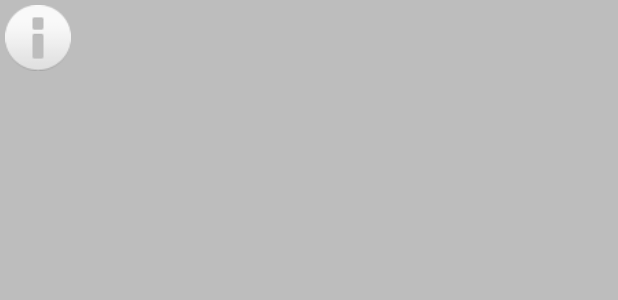
After one commit to JMFord99/DailyJournal, an Android app: the layout notification.xml on its own in the app's theme, with its tools: preview values and no code run, on a phone screen of 412 x 824 dp. The commit adds this screen. Shown: the top 300 px of the screen. Run offline under Robolectric (Android 15) with nearby library versions, the phone set to English and light mode, and no system bars.

Commit message:
Added Notifications for journal

```diff
--- a/Project/app/src/main/AndroidManifest.xml
+++ b/Project/app/src/main/AndroidManifest.xml
@@ -25,6 +25,7 @@
             </intent-filter>
         </activity>
 
+        <receiver android:process=":remote" android:name=".DailyReminder" />
 
     </application>
 
--- /dev/null
+++ b/Project/app/src/main/res/layout/notification.xml
@@ -0,0 +1,25 @@
+<?xml version="1.0" encoding="utf-8"?>
+<androidx.constraintlayout.widget.ConstraintLayout
+    xmlns:android="http://schemas.android.com/apk/res/android"
+    android:id="@+id/toast_layout_root"
+    android:layout_width="match_parent"
+    android:layout_height="match_parent"
+    android:background="#7777"
+    android:padding="3dp">
+
+    <ImageView
+        android:id="@+id/image"
+        android:layout_width="44dp"
+        android:layout_height="44dp"
+        android:layout_marginEnd="10dp"
+        android:contentDescription="@string/alert_string"
+        android:src="@android:drawable/ic_dialog_info" />
+
+    <TextView
+        android:id="@+id/text"
+        android:layout_width="match_parent"
+        android:layout_height="wrap_content"
+        android:textColor="#FFF"
+        android:textSize="24sp" />
+
+</androidx.constraintlayout.widget.ConstraintLayout>
--- a/Project/app/src/main/res/values/strings.xml
+++ b/Project/app/src/main/res/values/strings.xml
@@ -20,7 +20,8 @@
     <string name="reset_string">Reset</string>
     <string name="submit_string">Submit</string>
     <string name="add_new_todo_item_string">Add New ToDo Item</string>
-
-
+    <string name="channel_name">DailyJournal Notification Channel</string>
+    <string name="channel_description">Notification channel for DailyJournal</string>
+    <string name="alert_string">FYI</string>
 
 </resources>
```
Also changed, not shown: Project/app/src/main/java/com/example/dailyjournal/CalenderView.kt (+6 -1 lines), Project/app/src/main/java/com/example/dailyjournal/DailyReminder.kt (added, +91 -0 lines), Project/app/src/main/java/com/example/dailyjournal/MainActivity.kt (+19 -0 lines).
